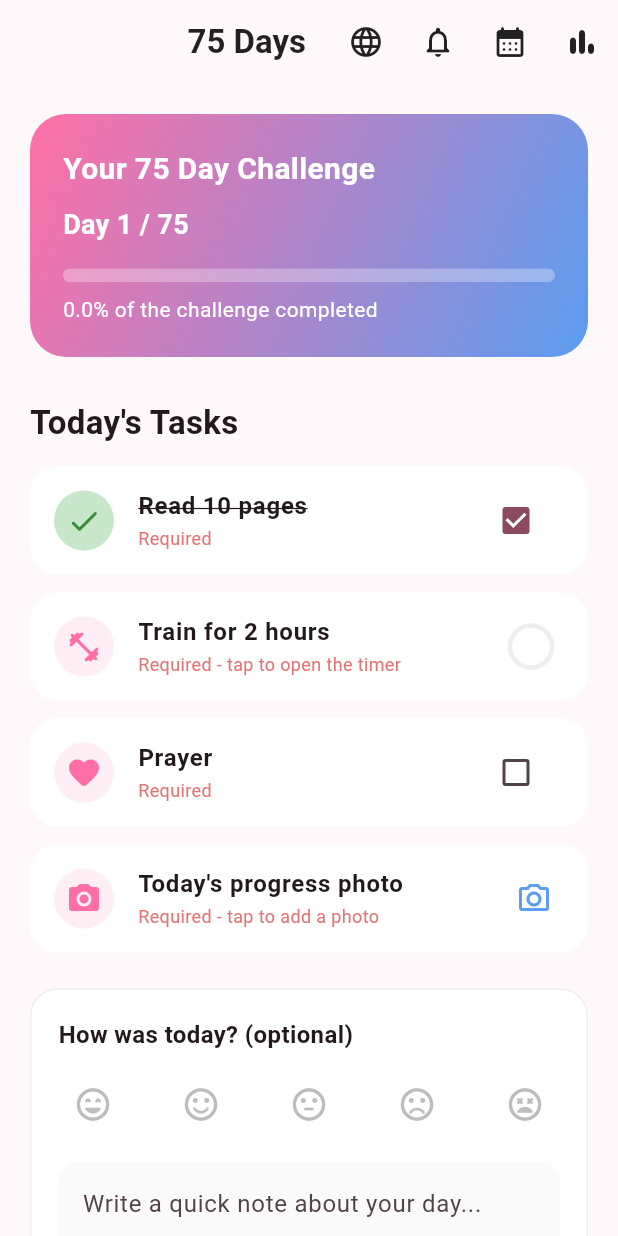
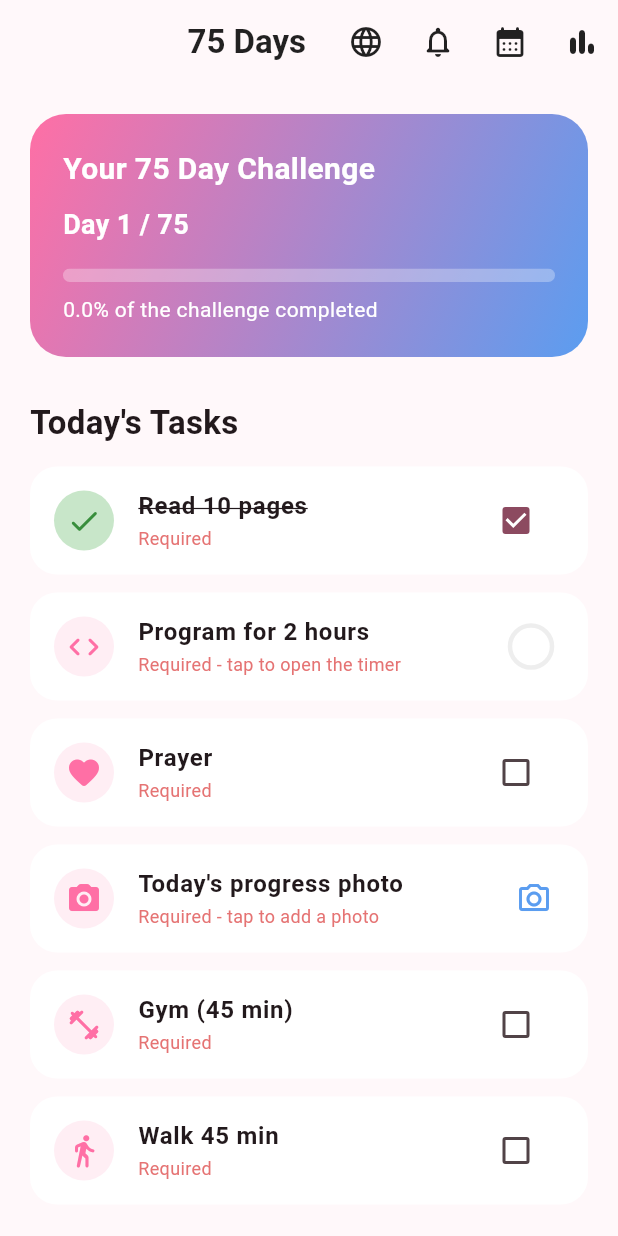
Before and after one commit to hadisw60/seventy_five_days, a Flutter app: the screen it shows after launch, after a tap on "Read 10 pages", on a phone screen of 412 x 824 dp. Run offline on Flutter 3.47's test engine with Material 3 defaults, Android fonts, the phone set to English and light mode, and no system bars; our stand-ins replace confetti, flutter_local_notifications, flutter_timezone, image_picker, shared_preferences, timezone; missing offline and left inert: record.

Commit message:
Add gym, walking, and a required daily check-in to the challenge (#1)
* Add gym, walking, and a required daily check-in to the challenge

Matches the full 75-day rule set: gym and a 45-minute walk are now
required tasks on Saturday/Monday/Wednesday only, and the previously
optional mood/journal card becomes a required daily check-in (mood +
energy + adherence) that gates day completion like the other tasks.
Also relabels the 2-hour training task as programming, per the rules.

Co-Authored-By: Claude Sonnet 5 <noreply@anthropic.com>
Claude-Session: https://claude.ai/code/session_01LaKc3DxYbXAXUfNHxSKZnQ

* Add real release signing to stop Play Protect's harmful-app warning

Release APKs were signed with Flutter's shared debug key, which Play
Protect distrusts by default and blocks install of with a "harmful app"
warning. Wires android/app/build.gradle.kts and the CI workflow to sign
with a real keystore when one is configured (android/key.properties or
the ANDROID_KEYSTORE_* repo secrets), falling back to the debug key so
local builds keep working until that's set up.

Co-Authored-By: Claude Sonnet 5 <noreply@anthropic.com>
Claude-Session: https://claude.ai/code/session_01LaKc3DxYbXAXUfNHxSKZnQ

* Fix workflow: secrets context isn't allowed directly in step if:

Route it through env: first, which the if: condition can read.

Co-Authored-By: Claude Sonnet 5 <noreply@anthropic.com>
Claude-Session: https://claude.ai/code/session_01LaKc3DxYbXAXUfNHxSKZnQ

---------

Co-authored-by: Claude <noreply@anthropic.com>

```diff
--- a/lib/l10n/app_en.arb
+++ b/lib/l10n/app_en.arb
@@ -41,17 +41,23 @@
   "requiredTapTimer": "Required - tap to open the timer",
 
   "taskReading": "Read 10 pages",
-  "taskTraining": "Train for 2 hours",
+  "taskTraining": "Program for 2 hours",
   "taskPrayer": "Prayer",
   "taskPhoto": "Today's progress photo",
+  "taskGym": "Gym (45 min)",
+  "taskWalking": "Walk 45 min",
+  "taskCheckin": "Daily check-in",
+
+  "optionalRestDay": "Optional today - rest day",
 
   "allTasksCompleted": "All tasks completed. You can finish today!",
 
   "challengeCompletedTitle": "Challenge Completed!",
   "challengeCompletedBody": "You finished all 75 days. That's it - no day 76, just take the win.",
 
-  "howWasToday": "How was today? (optional)",
-  "journalHint": "Write a quick note about your day...",
+  "howWasToday": "How was today?",
+  "checkinRequiredHint": "Required - pick a mood, energy, and adherence to finish the day",
+  "journalHint": "Write a quick note about your day (optional)...",
   "reRecord": "Re-record",
   "stopRecording": "Stop recording",
   "addVoiceNote": "Add a voice note",
@@ -62,6 +68,17 @@
   "moodOkay": "Okay",
   "moodBad": "Bad",
   "moodTerrible": "Terrible",
+
+  "energyTitle": "Energy",
+  "energyLow": "Low",
+  "energyMedium": "Medium",
+  "energyHigh": "High",
+
+  "adherenceTitle": "How closely did you stick to the rules?",
+  "adherenceShortLabel": "Adherence",
+  "adherenceFull": "Fully",
+  "adherencePartial": "Partially",
+  "adherenceWeak": "Barely",
 
   "dayNumber": "Day {day}",
   "@dayNumber": {
--- a/lib/l10n/localized_labels.dart
+++ b/lib/l10n/localized_labels.dart
@@ -1,6 +1,8 @@
 import 'package:flutter/material.dart';
 
+import '../models/adherence_level.dart';
 import '../models/daily_task.dart';
+import '../models/energy_level.dart';
 import '../models/mood.dart';
 import 'generated/app_localizations.dart';
 
@@ -13,6 +15,9 @@ String taskTitle(BuildContext context, TaskType type) {
     TaskType.training => l10n.taskTraining,
     TaskType.prayer => l10n.taskPrayer,
     TaskType.photo => l10n.taskPhoto,
+    TaskType.gym => l10n.taskGym,
+    TaskType.walking => l10n.taskWalking,
+    TaskType.checkin => l10n.taskCheckin,
   };
 }
 
@@ -26,3 +31,21 @@ String moodLabel(BuildContext context, Mood mood) {
     Mood.terrible => l10n.moodTerrible,
   };
 }
+
+String energyLabel(BuildContext context, EnergyLevel energy) {
+  final l10n = AppLocalizations.of(context)!;
+  return switch (energy) {
+    EnergyLevel.low => l10n.energyLow,
+    EnergyLevel.medium => l10n.energyMedium,
+    EnergyLevel.high => l10n.energyHigh,
+  };
+}
+
+String adherenceLabel(BuildContext context, AdherenceLevel adherence) {
+  final l10n = AppLocalizations.of(context)!;
+  return switch (adherence) {
+    AdherenceLevel.full => l10n.adherenceFull,
+    AdherenceLevel.partial => l10n.adherencePartial,
+    AdherenceLevel.weak => l10n.adherenceWeak,
+  };
+}
--- /dev/null
+++ b/lib/models/adherence_level.dart
@@ -0,0 +1,24 @@
+import 'package:flutter/material.dart';
+
+/// How closely the user stuck to today's rules, self-rated as part of the
+/// daily check-in. This is reflective, not a task gate on its own — the
+/// tasks themselves already gate day completion.
+///
+/// Display labels are localized; see `lib/l10n/localized_labels.dart`.
+enum AdherenceLevel {
+  full(Icons.check_circle_rounded),
+  partial(Icons.adjust_rounded),
+  weak(Icons.remove_circle_outline_rounded);
+
+  const AdherenceLevel(this.icon);
+
+  final IconData icon;
+
+  static AdherenceLevel? fromName(String? name) {
+    if (name == null) return null;
+    for (final level in AdherenceLevel.values) {
+      if (level.name == name) return level;
+    }
+    return null;
+  }
+}
--- a/lib/models/challenge_state.dart
+++ b/lib/models/challenge_state.dart
@@ -1,7 +1,9 @@
 import 'package:flutter/foundation.dart';
 
+import 'adherence_level.dart';
 import 'day_record.dart';
 import 'daily_task.dart';
+import 'energy_level.dart';
 import 'mood.dart';
 import 'weight_entry.dart';
 
@@ -16,6 +18,8 @@ class ChallengeState {
     this.isChallengeCompleted = false,
     this.journalText = '',
     this.mood,
+    this.energyLevel,
+    this.adherenceLevel,
     this.voiceNotePath,
     this.weightEntries = const [],
   });
@@ -28,18 +32,21 @@ class ChallengeState {
   final List<DayRecord> completedDays;
   final bool isChallengeCompleted;
 
-  /// Today's optional journal note, mood, and voice memo. None of these
-  /// gate day completion — they're purely reflective extras.
+  /// Today's daily check-in: mood, energy, and adherence together drive the
+  /// [TaskType.checkin] task's completion. The journal note and voice memo
+  /// stay purely optional extras alongside it.
   final String journalText;
   final Mood? mood;
+  final EnergyLevel? energyLevel;
+  final AdherenceLevel? adherenceLevel;
   final String? voiceNotePath;
 
   /// Weight check-ins, logged roughly every [weightCheckInIntervalDays] days.
   final List<WeightEntry> weightEntries;
 
-  factory ChallengeState.initial() => const ChallengeState(
+  factory ChallengeState.initial() => ChallengeState(
         currentDay: 1,
-        todayTasks: DailyTask.template,
+        todayTasks: DailyTask.templateForDate(DateTime.now()),
       );
 
   bool get allRequiredTasksCompleted =>
@@ -68,6 +75,10 @@ class ChallengeState {
     String? journalText,
     Mood? mood,
     bool clearMood = false,
+    EnergyLevel? energyLevel,
+    bool clearEnergyLevel = false,
+    AdherenceLevel? adherenceLevel,
+    bool clearAdherenceLevel = false,
     String? voiceNotePath,
     bool clearVoiceNotePath = false,
     List<WeightEntry>? weightEntries,
@@ -79,6 +90,8 @@ class ChallengeState {
       isChallengeCompleted: isChallengeCompleted ?? this.isChallengeCompleted,
       journalText: journalText ?? this.journalText,
       mood: clearMood ? null : (mood ?? this.mood),
+      energyLevel: clearEnergyLevel ? null : (energyLevel ?? this.energyLevel),
+      adherenceLevel: clearAdherenceLevel ? null : (adherenceLevel ?? this.adherenceLevel),
       voiceNotePath: clearVoiceNotePath ? null : (voiceNotePath ?? this.voiceNotePath),
       weightEntries: weightEntries ?? this.weightEntries,
     );
@@ -93,6 +106,8 @@ class ChallengeState {
         },
         'journalText': journalText,
         'mood': mood?.name,
+        'energyLevel': energyLevel?.name,
+        'adherenceLevel': adherenceLevel?.name,
         'voiceNotePath': voiceNotePath,
         'weightEntries': weightEntries.map((entry) => entry.toJson()).toList(),
       };
@@ -100,7 +115,7 @@ class ChallengeState {
   factory ChallengeState.fromJson(Map<String, dynamic> json) {
     final savedTasks = (json['todayTasks'] as Map?)?.cast<String, dynamic>();
 
-    final tasks = DailyTask.template.map((task) {
+    final tasks = DailyTask.templateForDate(DateTime.now()).map((task) {
       final saved = savedTasks?[task.type.name] as Map?;
       return task.mergeSavedState(saved?.cast<String, dynamic>());
     }).toList();
@@ -120,6 +135,8 @@ class ChallengeState {
       isChallengeCompleted: json['isChallengeCompleted'] as bool? ?? false,
       journalText: json['journalText'] as String? ?? '',
       mood: Mood.fromName(json['mood'] as String?),
+      energyLevel: EnergyLevel.fromName(json['energyLevel'] as String?),
+      adherenceLevel: AdherenceLevel.fromName(json['adherenceLevel'] as String?),
       voiceNotePath: json['voiceNotePath'] as String?,
       weightEntries: weightEntries,
     );
--- a/lib/models/daily_task.dart
+++ b/lib/models/daily_task.dart
@@ -3,12 +3,21 @@ import 'package:flutter/material.dart';
 /// The kind of task a user must complete each day of the challenge.
 ///
 /// Display titles are localized; see `lib/l10n/localized_labels.dart`.
-enum TaskType { reading, training, prayer, photo }
+enum TaskType { reading, training, prayer, photo, gym, walking, checkin }
+
+/// Gym days are Saturday, Monday, and Wednesday — every other day is a
+/// recovery day and gym/walking aren't required.
+bool isGymDay(DateTime date) =>
+    date.weekday == DateTime.saturday ||
+    date.weekday == DateTime.monday ||
+    date.weekday == DateTime.wednesday;
 
 /// A single task for the current day, together with its completion state.
 ///
-/// Instances are immutable; use [copyWith] or [resetForNewDay] to derive a
-/// new state instead of mutating fields directly.
+/// Instances are immutable; use [copyWith] to derive a new state instead of
+/// mutating fields directly. Moving to a new day rebuilds the whole list via
+/// [templateForDate] rather than resetting each task in place, since
+/// gym/walking's required state depends on that day's weekday.
 @immutable
 class DailyTask {
   const DailyTask({
@@ -50,15 +59,6 @@ class DailyTask {
     );
   }
 
-  /// Returns a fresh, uncompleted copy of this task for a new day.
-  DailyTask resetForNewDay() {
-    return DailyTask(
-      type: type,
-      icon: icon,
-      isRequired: isRequired,
-    );
-  }
-
   Map<String, dynamic> toJson() => {
         'isCompleted': isCompleted,
         'photoPath': photoPath,
@@ -74,11 +74,27 @@ class DailyTask {
     );
   }
 
-  /// The four tasks required to complete a day, in display order.
-  static const List<DailyTask> template = [
-    DailyTask(type: TaskType.reading, icon: Icons.menu_book_rounded),
-    DailyTask(type: TaskType.training, icon: Icons.fitness_center_rounded),
-    DailyTask(type: TaskType.prayer, icon: Icons.favorite_rounded),
-    DailyTask(type: TaskType.photo, icon: Icons.camera_alt_rounded),
-  ];
+  /// The day's tasks, in display order. Gym and walking are only required
+  /// on gym days (Saturday/Monday/Wednesday) — on other days they're still
+  /// shown, but optional, so the day isn't blocked on a rest day.
+  static List<DailyTask> templateForDate(DateTime date) {
+    final gymDay = isGymDay(date);
+    return [
+      const DailyTask(type: TaskType.reading, icon: Icons.menu_book_rounded),
+      const DailyTask(type: TaskType.training, icon: Icons.code_rounded),
+      const DailyTask(type: TaskType.prayer, icon: Icons.favorite_rounded),
+      const DailyTask(type: TaskType.photo, icon: Icons.camera_alt_rounded),
+      DailyTask(
+        type: TaskType.gym,
+        icon: Icons.fitness_center_rounded,
+        isRequired: gymDay,
+      ),
+      DailyTask(
+        type: TaskType.walking,
+        icon: Icons.directions_walk_rounded,
+        isRequired: gymDay,
+      ),
+      const DailyTask(type: TaskType.checkin, icon: Icons.edit_note_rounded),
+    ];
+  }
 }
--- a/lib/models/day_record.dart
+++ b/lib/models/day_record.dart
@@ -1,5 +1,7 @@
 import 'package:flutter/foundation.dart';
 
+import 'adherence_level.dart';
+import 'energy_level.dart';
 import 'mood.dart';
 
 /// A permanent record of a day the user finished, kept after the daily task
@@ -13,6 +15,8 @@ class DayRecord {
     this.photoPath,
     this.journalText,
     this.mood,
+    this.energyLevel,
+    this.adherenceLevel,
     this.voiceNotePath,
   });
 
@@ -20,10 +24,13 @@ class DayRecord {
   final DateTime completedAt;
   final String? photoPath;
 
-  /// Optional journal note and mood captured for this day. Neither ever
-  /// gated day completion.
+  /// The day's check-in: mood, energy, and adherence, plus an optional free
+  /// note. Mood/energy/adherence gated the check-in task; the note itself
+  /// never did.
   final String? journalText;
   final Mood? mood;
+  final EnergyLevel? energyLevel;
+  final AdherenceLevel? adherenceLevel;
   final String? voiceNotePath;
 
   Map<String, dynamic> toJson() => {
@@ -32,6 +39,8 @@ class DayRecord {
         'photoPath': photoPath,
         'journalText': journalText,
         'mood': mood?.name,
+        'energyLevel': energyLevel?.name,
+        'adherenceLevel': adherenceLevel?.name,
         'voiceNotePath': voiceNotePath,
       };
 
@@ -43,6 +52,8 @@ class DayRecord {
         photoPath: json['photoPath'] as String?,
         journalText: json['journalText'] as String?,
         mood: Mood.fromName(json['mood'] as String?),
+        energyLevel: EnergyLevel.fromName(json['energyLevel'] as String?),
+        adherenceLevel: AdherenceLevel.fromName(json['adherenceLevel'] as String?),
         voiceNotePath: json['voiceNotePath'] as String?,
       );
 }
--- /dev/null
+++ b/lib/models/energy_level.dart
@@ -0,0 +1,22 @@
+import 'package:flutter/material.dart';
+
+/// Self-rated energy for the day, captured as part of the daily check-in.
+///
+/// Display labels are localized; see `lib/l10n/localized_labels.dart`.
+enum EnergyLevel {
+  low(Icons.battery_1_bar_rounded),
+  medium(Icons.battery_4_bar_rounded),
+  high(Icons.battery_full_rounded);
+
+  const EnergyLevel(this.icon);
+
+  final IconData icon;
+
+  static EnergyLevel? fromName(String? name) {
+    if (name == null) return null;
+    for (final level in EnergyLevel.values) {
+      if (level.name == name) return level;
+    }
+    return null;
+  }
+}
--- a/lib/screens/home_screen.dart
+++ b/lib/screens/home_screen.dart
@@ -12,8 +12,8 @@ import '../theme/app_theme.dart';
 import '../widgets/celebration_overlay.dart';
 import '../widgets/challenge_completed_card.dart';
 import '../widgets/completion_status_banner.dart';
+import '../widgets/daily_check_in_card.dart';
 import '../widgets/daily_task_tile.dart';
-import '../widgets/journal_mood_card.dart';
 import '../widgets/language_picker_button.dart';
 import '../widgets/progress_card.dart';
 import '../widgets/weight_checkin_card.dart';
@@ -195,6 +195,7 @@ class _HomeScreenState extends State<HomeScreen> {
                 ),
                 const SizedBox(height: 14),
                 for (final task in state.todayTasks)
+                  if (task.type != TaskType.checkin)
                     DailyTaskTile(
                       task: task,
                       onToggle: () => controller.toggleTask(task.type),
@@ -209,7 +210,7 @@ class _HomeScreenState extends State<HomeScreen> {
                           : null,
                     ),
                 const SizedBox(height: 12),
-                JournalMoodCard(controller: controller),
+                DailyCheckInCard(controller: controller),
                 const SizedBox(height: 20),
                 CompletionStatusBanner(incompleteMessage: _incompleteTasksMessage(context)),
                 const SizedBox(height: 20),
--- a/lib/widgets/journal_mood_card.dart
+++ b/lib/widgets/daily_check_in_card.dart
@@ -3,26 +3,29 @@ import 'package:flutter/material.dart';
 import '../controllers/challenge_controller.dart';
 import '../l10n/generated/app_localizations.dart';
 import '../l10n/localized_labels.dart';
+import '../models/adherence_level.dart';
+import '../models/energy_level.dart';
 import '../models/mood.dart';
 import '../theme/app_theme.dart';
 import 'voice_note_badge.dart';
 
-/// Optional daily reflection: mood, a free-text journal note, and a voice
-/// memo. None of these gate `Complete Day` — they're purely reflective.
+/// The daily check-in: mood, energy, and adherence, plus an optional
+/// free-text note and voice memo. Mood + energy + adherence together gate
+/// the [TaskType.checkin] task; the note and voice memo stay optional.
 ///
 /// Owns its own [TextEditingController] so that rebuilds triggered
 /// elsewhere in the app (e.g. the training timer ticking every second)
 /// never reset the user's cursor position mid-typing.
-class JournalMoodCard extends StatefulWidget {
-  const JournalMoodCard({super.key, required this.controller});
+class DailyCheckInCard extends StatefulWidget {
+  const DailyCheckInCard({super.key, required this.controller});
 
   final ChallengeController controller;
 
   @override
-  State<JournalMoodCard> createState() => _JournalMoodCardState();
+  State<DailyCheckInCard> createState() => _DailyCheckInCardState();
 }
 
-class _JournalMoodCardState extends State<JournalMoodCard> {
+class _DailyCheckInCardState extends State<DailyCheckInCard> {
   late final TextEditingController _journalTextController =
       TextEditingController(text: widget.controller.state.journalText);
 
@@ -38,6 +41,8 @@ class _JournalMoodCardState extends State<JournalMoodCard> {
     final controller = widget.controller;
     final state = controller.state;
     final voiceNotePath = state.voiceNotePath;
+    final isComplete =
+        state.mood != null && state.energyLevel != null && state.adherenceLevel != null;
 
     return Container(
       width: double.infinity,
@@ -54,7 +59,15 @@ class _JournalMoodCardState extends State<JournalMoodCard> {
             l10n.howWasToday,
             style: const TextStyle(fontSize: 16, fontWeight: FontWeight.bold),
           ),
-          const SizedBox(height: 12),
+          const SizedBox(height: 2),
+          Text(
+            l10n.checkinRequiredHint,
+            style: TextStyle(
+              color: isComplete ? Colors.green.shade700 : Colors.red.shade300,
+              fontSize: 12,
+            ),
+          ),
+          const SizedBox(height: 14),
           Row(
             mainAxisAlignment: MainAxisAlignment.spaceBetween,
             children: [
@@ -63,6 +76,44 @@ class _JournalMoodCardState extends State<JournalMoodCard> {
                   mood: mood,
                   selected: state.mood == mood,
                   onTap: () => controller.updateMood(mood),
+                ),
+            ],
+          ),
+          const SizedBox(height: 18),
+          Text(l10n.energyTitle, style: const TextStyle(fontWeight: FontWeight.w600)),
+          const SizedBox(height: 8),
+          Row(
+            children: [
+              for (final energy in EnergyLevel.values)
+                Expanded(
+                  child: Padding(
+                    padding: const EdgeInsets.symmetric(horizontal: 4),
+                    child: _OptionChip(
+                      icon: energy.icon,
+                      label: energyLabel(context, energy),
+                      selected: state.energyLevel == energy,
+                      onTap: () => controller.updateEnergy(energy),
+                    ),
+                  ),
+                ),
+            ],
+          ),
+          const SizedBox(height: 18),
+          Text(l10n.adherenceTitle, style: const TextStyle(fontWeight: FontWeight.w600)),
+          const SizedBox(height: 8),
+          Row(
+            children: [
+              for (final adherence in AdherenceLevel.values)
+                Expanded(
+                  child: Padding(
+                    padding: const EdgeInsets.symmetric(horizontal: 4),
+                    child: _OptionChip(
+                      icon: adherence.icon,
+                      label: adherenceLabel(context, adherence),
+                      selected: state.adherenceLevel == adherence,
+                      onTap: () => controller.updateAdherence(adherence),
+                    ),
+                  ),
                 ),
             ],
           ),
@@ -146,3 +197,49 @@ class _MoodButton extends StatelessWidget {
     );
   }
 }
+
+/// A labeled, tappable pill used for the energy and adherence pickers.
+class _OptionChip extends StatelessWidget {
+  const _OptionChip({
+    required this.icon,
+    required this.label,
+    required this.selected,
+    required this.onTap,
+  });
+
+  final IconData icon;
+  final String label;
+  final bool selected;
+  final VoidCallback onTap;
+
+  @override
+  Widget build(BuildContext context) {
+    return InkWell(
+      onTap: onTap,
+      borderRadius: BorderRadius.circular(12),
+      child: Container(
+        padding: const EdgeInsets.symmetric(vertical: 10),
+        decoration: BoxDecoration(
+          color: selected ? AppTheme.pink.withValues(alpha: 0.12) : Colors.grey.shade50,
+          borderRadius: BorderRadius.circular(12),
+          border: Border.all(color: selected ? AppTheme.pink : Colors.grey.shade200),
+        ),
+        child: Column(
+          children: [
+            Icon(icon, size: 20, color: selected ? AppTheme.pink : Colors.grey.shade500),
+            const SizedBox(height: 4),
+            Text(
+              label,
+              textAlign: TextAlign.center,
+              style: TextStyle(
+                fontSize: 12,
+                fontWeight: selected ? FontWeight.w600 : FontWeight.normal,
+                color: selected ? AppTheme.pink : Colors.grey.shade600,
+              ),
+            ),
+          ],
+        ),
+      ),
+    );
+  }
+}
--- a/lib/widgets/daily_task_tile.dart
+++ b/lib/widgets/daily_task_tile.dart
@@ -54,7 +54,10 @@ class DailyTaskTile extends StatelessWidget {
         ),
         subtitle: Text(
           _subtitle(l10n, completed, isPhotoTask, isTrainingTask),
-          style: TextStyle(color: Colors.red.shade300, fontSize: 12),
+          style: TextStyle(
+            color: task.isRequired ? Colors.red.shade300 : Colors.grey.shade500,
+            fontSize: 12,
+          ),
         ),
         trailing: _trailing(completed, isPhotoTask, isTrainingTask),
       ),
@@ -62,7 +65,7 @@ class DailyTaskTile extends StatelessWidget {
   }
 
   String _subtitle(AppLocalizations l10n, bool completed, bool isPhotoTask, bool isTrainingTask) {
-    if (!task.isRequired) return '';
+    if (!task.isRequired) return completed ? l10n.requiredLabel : l10n.optionalRestDay;
     if (completed) return l10n.requiredLabel;
     if (isPhotoTask) return l10n.requiredTapPhoto;
     if (isTrainingTask) return l10n.requiredTapTimer;
```
Also changed, not shown: lib/controllers/challenge_controller.dart (+48 -4 lines), lib/l10n/app_fa.arb (+20 -3 lines), lib/screens/calendar_screen.dart (+49 -0 lines), lib/l10n/generated/app_localizations.dart, lib/l10n/generated/app_localizations_en.dart, lib/l10n/generated/app_localizations_fa.dart, 5 other files. Lines whose indentation alone changed are shown as unchanged.
